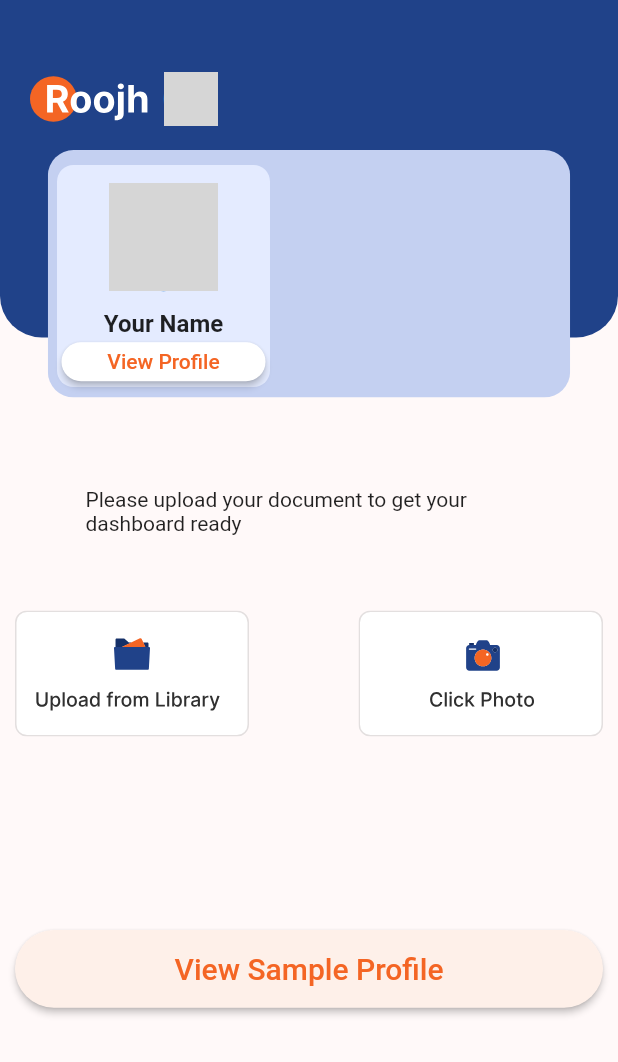
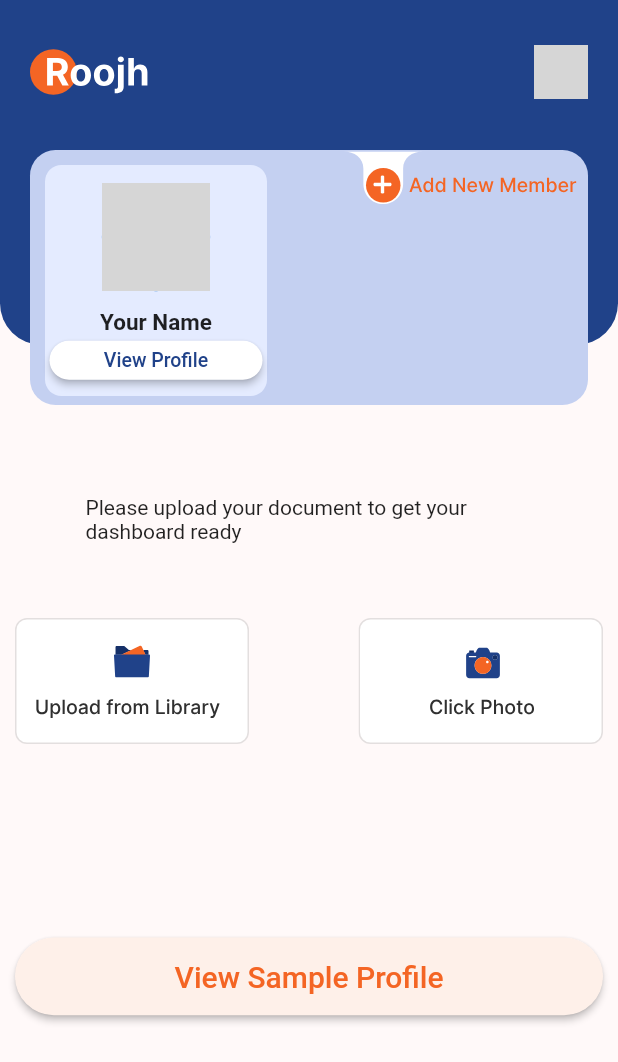
Before and after one commit to Sahilgupta9426/roojh, a Flutter app: the MainHome screen opened directly, on a phone screen of 412 x 824 dp. Shown: the top 1062 px of the screen. Run offline on Flutter 3.47's test engine with Material 2 defaults, Android fonts, the light colour scheme and no system bars; our stand-ins replace animate_do, cloud_firestore, file_picker, firebase_auth, firebase_core, firebase_storage and 7 more; missing offline and left inert: flutter_document_picker; accounts and stored records are empty; network calls fail; grey boxes are pictures that could not be loaded.

Commit message:
half home page design successful

```diff
--- a/lib/common_code/profileTopImage.dart
+++ b/lib/common_code/profileTopImage.dart
@@ -9,7 +9,7 @@ class TopProfileImage extends StatelessWidget {
   Widget build(BuildContext context) {
     return Stack(clipBehavior: Clip.none, children: [
       Container(
-        height: 225,
+        height: 230,
         decoration: BoxDecoration(
             color: HexColor('#204289'),
             borderRadius: BorderRadius.only(
@@ -17,15 +17,16 @@ class TopProfileImage extends StatelessWidget {
               bottomRight: Radius.circular(27.89),
             )),
       ),
-      Positioned(
-        top: 48,
-        child: Container(
+      Container(
         child: Column(
           children: [
+            SizedBox(
+              height: 30,
+            ),
             Padding(
               padding: EdgeInsets.only(left: 20, right: 20),
               child: Row(
-                  mainAxisAlignment: MainAxisAlignment.spaceEvenly,
+                mainAxisAlignment: MainAxisAlignment.spaceBetween,
                 children: [
                   SvgPicture.asset(
                     'svg_png/roojhWhite.svg',
@@ -49,7 +50,6 @@ class TopProfileImage extends StatelessWidget {
           ],
         ),
       ),
-      ),
       Positioned(
           top: 100,
           child: Stack(
@@ -57,16 +57,39 @@ class TopProfileImage extends StatelessWidget {
               Container(
                 width: MediaQuery.of(context).size.width,
                 // width: double.infinity,
-                  height: 165,
-                  padding: EdgeInsets.only(left: 20, right: 20),
-                  child: SvgPicture.asset('svg_png/profileBackground.svg')),
+                height: 170,
+                padding: EdgeInsets.only(left: 20, right: 20, top: 0),
+                child: Container(
+                  padding: EdgeInsets.all(0),
+                  // height: 170,
+
+                  decoration: BoxDecoration(
+                      color: HexColor('#C4D0F1'),
+                      borderRadius: BorderRadius.all(
+                        Radius.circular(17),
+                      )),
+                  child: Padding(
+                    padding: const EdgeInsets.only(bottom: 133, right: 3),
+                    child: Row(
+                        mainAxisAlignment: MainAxisAlignment.end,
+                        children: [
+                          TextButton(
+                              style: TextButton.styleFrom(
+                                padding: EdgeInsets.all(0),
+                              ),
+                              onPressed: () {},
+                              child: SvgPicture.asset('icons/addmember.svg')),
+                        ]),
+                  ),
+                ),
+              ),
               Positioned(
                   top: 10,
-                  left: 38,
+                  left: 30,
                   // bottom: -1,
                   child: Container(
-                    height: 148,
-                    width: 142,
+                    height: 154,
+                    width: 148,
                     decoration: BoxDecoration(
                         color: HexColor('#E4EBFF'),
                         borderRadius: BorderRadius.all(
@@ -92,7 +115,7 @@ class TopProfileImage extends StatelessWidget {
                       Text(
                         'Your Name',
                         style: TextStyle(
-                            fontWeight: FontWeight.w600, fontSize: 16),
+                            fontWeight: FontWeight.w600, fontSize: 15),
                       ),
                       SizedBox(
                         height: 3,
@@ -105,8 +128,9 @@ class TopProfileImage extends StatelessWidget {
                           onPressed: () async {},
                           child: const Text('View Profile',
                               style: TextStyle(
-                                  fontSize: 14,
-                                  color: Color.fromRGBO(244, 101, 36, 10))),
+                                  fontSize: 13,
+                                  color: Color.fromRGBO(32, 66, 137, 1),
+                                  fontWeight: FontWeight.w500)),
                           style: ButtonStyle(
                               foregroundColor: MaterialStateProperty.all<Color>(
                                   Colors.black),
```
Also changed, not shown: icons/addNewmember.svg (deleted), icons/addmember.svg (added). Lines whose indentation alone changed are shown as unchanged.
